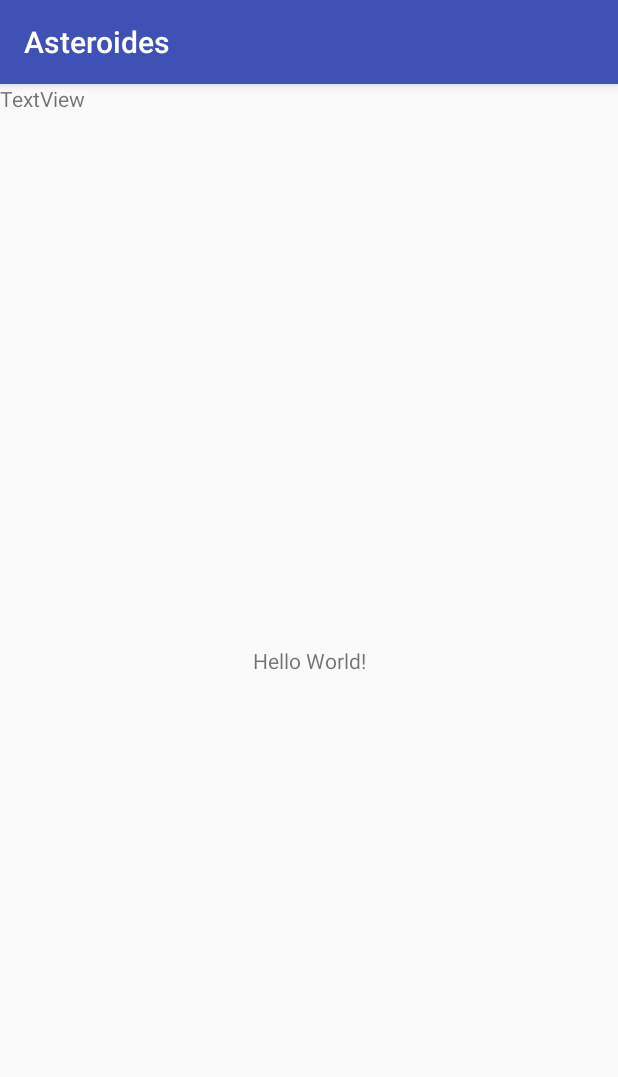
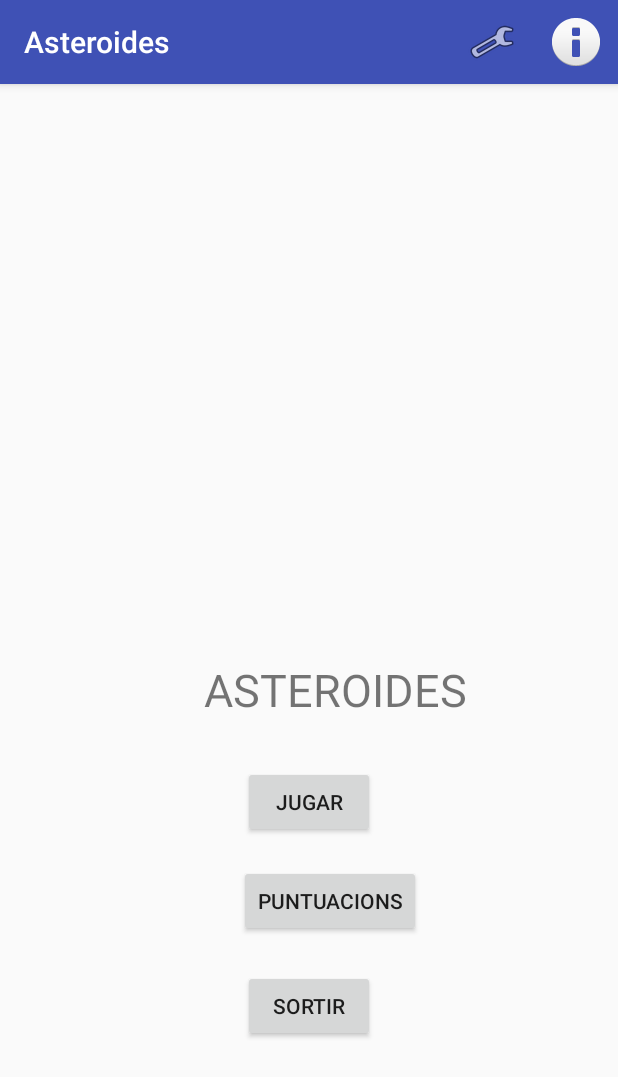
Before and after one commit to Kolman-Freecss/Asteroides_M8, an Android app: the screen it shows after launch (MainActivity), on a phone screen of 412 x 824 dp. Shown: the top 1077 px of the screen. Run offline under Robolectric (Android 15) with nearby library versions, the phone set to English and light mode, and no system bars.

```diff
--- a/app/src/main/AndroidManifest.xml
+++ b/app/src/main/AndroidManifest.xml
@@ -16,6 +16,7 @@
                 <category android:name="android.intent.category.LAUNCHER" />
             </intent-filter>
         </activity>
+        <activity android:name=".Puntuacions"></activity>
     </application>
 
 </manifest>
--- a/app/src/main/java/com/example/smarroma/asteroides/MainActivity.java
+++ b/app/src/main/java/com/example/smarroma/asteroides/MainActivity.java
@@ -1,19 +1,64 @@
 package com.example.smarroma.asteroides;
 
+import android.content.Intent;
+import android.media.MediaPlayer;
 import android.support.v7.app.AppCompatActivity;
 import android.os.Bundle;
+import android.view.Menu;
+import android.view.MenuInflater;
+import android.view.MenuItem;
+import android.view.View;
 import android.widget.TextView;
+import android.widget.Toast;
 
 public class MainActivity extends AppCompatActivity {
 
     private TextView tv1;
+    private MediaPlayer mp;
 
     @Override
     protected void onCreate(Bundle savedInstanceState) {
         super.onCreate(savedInstanceState);
         setContentView(R.layout.activity_main);
 
+
+
         tv1 = (TextView)findViewById(R.id.tv1);
 
+        //Musica de fons
+        mp = MediaPlayer.create(MainActivity.this, R.raw.audio);
+        mp.start();
+        mp.setLooping(true);
+
+
+    }
+
+    public void clickPuntuacions(View view){
+        Intent i = new Intent(this, Puntuacions.class );
+        startActivity(i);
+    }
+
+    public void clickSortir(View view){
+        finish();
+    }
+
+
+
+//-------------------------- Menu -----------------------------
+    public boolean onCreateOptionsMenu(Menu menu) {
+        getMenuInflater().inflate(R.menu.menuasteroides, menu);
+        return true;
+    }
+
+    public boolean onOptionsItemSelected(MenuItem item) {
+        int id = item.getItemId();
+        if (id==R.id.it1) {
+
+        }
+        if (id==R.id.it2) {
+            Toast.makeText(MainActivity.this, "El programador es Sergio", Toast.LENGTH_SHORT).show();
+        }
+
+        return super.onOptionsItemSelected(item);
     }
 }
--- a/app/src/main/res/layout/activity_main.xml
+++ b/app/src/main/res/layout/activity_main.xml
@@ -4,21 +4,61 @@
     xmlns:tools="http://schemas.android.com/tools"
     android:layout_width="match_parent"
     android:layout_height="match_parent"
-    tools:context="com.example.smarroma.asteroides.MainActivity">
-
-    <TextView
-        android:layout_width="wrap_content"
-        android:layout_height="wrap_content"
-        android:text="Hello World!"
-        app:layout_constraintBottom_toBottomOf="parent"
-        app:layout_constraintLeft_toLeftOf="parent"
-        app:layout_constraintRight_toRightOf="parent"
-        app:layout_constraintTop_toTopOf="parent" />
+    tools:context="com.example.smarroma.asteroides.MainActivity"
+    tools:layout_editor_absoluteY="81dp"
+    tools:layout_editor_absoluteX="0dp">
 
     <TextView
         android:id="@+id/tv1"
+        android:layout_width="198dp"
+        android:layout_height="54dp"
+        android:text="ASTEROIDES"
+        android:textSize="30sp"
+        android:layout_marginEnd="78dp"
+        tools:layout_constraintRight_creator="1"
+        tools:layout_constraintBottom_creator="1"
+        app:layout_constraintBottom_toTopOf="@+id/bt1"
+        app:layout_constraintRight_toRightOf="parent"
+        android:layout_marginBottom="17dp" />
+
+    <Button
+        android:id="@+id/bt1"
         android:layout_width="wrap_content"
         android:layout_height="wrap_content"
-        android:text="TextView" />
+        android:text="Jugar"
+        tools:layout_constraintRight_creator="1"
+        tools:layout_constraintBottom_creator="1"
+        app:layout_constraintBottom_toTopOf="@+id/bt3"
+        app:layout_constraintRight_toRightOf="@+id/bt3"
+        tools:layout_constraintLeft_creator="1"
+        android:layout_marginBottom="88dp"
+        app:layout_constraintLeft_toLeftOf="@+id/bt3" />
+
+    <Button
+        android:id="@+id/bt2"
+        android:layout_width="wrap_content"
+        android:layout_height="wrap_content"
+        android:onClick="clickPuntuacions"
+        android:text="Puntuacions"
+        android:layout_marginStart="23dp"
+        tools:layout_constraintTop_creator="1"
+        android:layout_marginTop="18dp"
+        app:layout_constraintTop_toBottomOf="@+id/bt1"
+        tools:layout_constraintLeft_creator="1"
+        app:layout_constraintLeft_toLeftOf="@+id/tv1" />
+
+    <Button
+        android:id="@+id/bt3"
+        android:layout_width="wrap_content"
+        android:layout_height="wrap_content"
+        android:onClick="clickSortir"
+        android:text="Sortir"
+        tools:layout_constraintRight_creator="1"
+        tools:layout_constraintBottom_creator="1"
+        app:layout_constraintBottom_toBottomOf="parent"
+        app:layout_constraintRight_toRightOf="parent"
+        tools:layout_constraintLeft_creator="1"
+        android:layout_marginBottom="129dp"
+        app:layout_constraintLeft_toLeftOf="parent" />
 
 </android.support.constraint.ConstraintLayout>
--- /dev/null
+++ b/app/src/main/res/menu/menuasteroides.xml
@@ -0,0 +1,16 @@
+<?xml version="1.0" encoding="utf-8"?>
+<menu xmlns:app="http://schemas.android.com/apk/res-auto"
+    xmlns:android="http://schemas.android.com/apk/res/android">
+
+    <item
+        android:id="@+id/it1"
+        android:icon="@android:drawable/ic_menu_preferences"
+        android:title="Item"
+        android:visible="true"
+        app:showAsAction="always" />
+    <item
+        android:id="@+id/it2"
+        android:icon="@android:drawable/ic_dialog_info"
+        android:title="Item"
+        app:showAsAction="always" />
+</menu>
```
Also changed, not shown: app/src/main/java/com/example/smarroma/asteroides/Puntuacions.java (added, +63 -0 lines), app/src/main/res/layout/activity_puntuacions.xml (added, +15 -0 lines), app/src/main/ic_launcher-web.png (added), app/src/main/res/mipmap-hdpi/ic_launcher.png, app/src/main/res/mipmap-mdpi/ic_launcher.png, app/src/main/res/mipmap-xhdpi/ic_launcher.png, app/src/main/res/mipmap-xxhdpi/ic_launcher.png, app/src/main/res/mipmap-xxxhdpi/ic_launcher.png.
